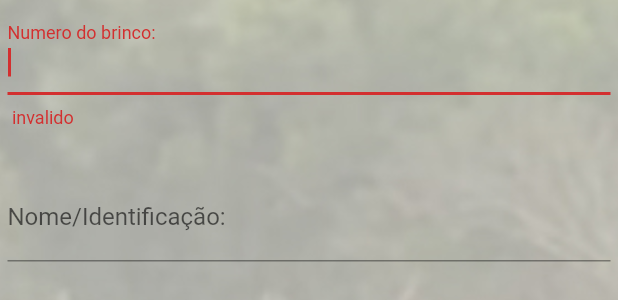
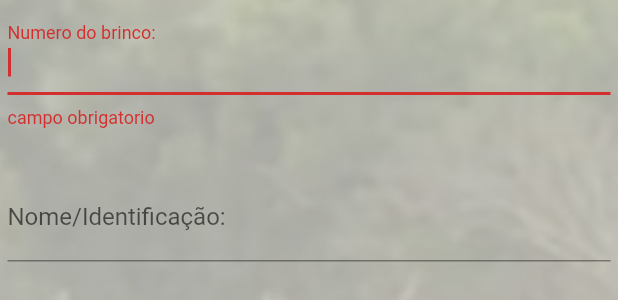
Before and after one commit to AparicioS/tcc, a Flutter app: the TelaCadastroAnimal widget shown alone on an empty page, opened directly, after a tap on "Salvar", on a phone screen of 412 x 824 dp. Shown: the part 175-475 px from the top of the screen. Run offline on Flutter 3.47's test engine with Material 2 defaults, Android fonts, the phone set to English and light mode, and no system bars; drawn by our look-alikes of datetime_picker_formfield; our stand-ins replace cloud_firestore, firebase_core; missing offline and left inert: lit_firebase_auth; accounts and stored records are empty.

Commit message:
corrigir dimencao login e erro tela rebanho

```diff
--- a/lib/main.dart
+++ b/lib/main.dart
@@ -8,6 +8,7 @@ void main() async {
   WidgetsFlutterBinding.ensureInitialized();
   await Firebase.initializeApp();
   runApp(MaterialApp(
+      debugShowCheckedModeBanner: false,
       home: LitAuthInit(
         authProviders: AuthProviders(emailAndPassword: true, google: true),
         child: MaterialApp(
--- a/lib/view/layout.dart
+++ b/lib/view/layout.dart
@@ -1,8 +1,11 @@
 import 'package:flutter/material.dart';
 
 class Cor {
+  static Color texto([double opacity = 1]) => Color.fromRGBO(0, 0, 0, opacity);
   static Color erro([double opacity = 1]) =>
       Color.fromRGBO(178, 34, 34, opacity);
+  static Color sucesso([double opacity = 1]) =>
+      Color.fromRGBO(0, 0, 255, opacity);
   static Color titulo([double opacity = 1]) =>
       Color.fromRGBO(36, 9, 205, opacity);
   static Color cabecario([double opacity = 1]) =>
@@ -13,6 +16,8 @@ class Cor {
       Color.fromRGBO(39, 174, 96, opacity);
   static Color botaoAzul([double opacity = 0.9]) =>
       Color.fromRGBO(17, 116, 255, opacity);
+  static Color textoAzul([double opacity = 1]) =>
+      Color.fromRGBO(0, 0, 250, opacity);
 }
 
 class ScaffoldLayout extends Scaffold {
--- a/lib/view/tela_cadastro_animal.dart
+++ b/lib/view/tela_cadastro_animal.dart
@@ -5,6 +5,7 @@ import 'package:diagnostico_bovino/util/data_util.dart';
 import 'package:diagnostico_bovino/view/layout.dart';
 import 'package:flutter/cupertino.dart';
 import 'package:flutter/material.dart';
+import 'package:flutter/services.dart';
 
 class TelaCadastroAnimal extends StatefulWidget {
   @override
@@ -67,10 +68,20 @@ class _TelaCadastroAnimalState extends State<TelaCadastroAnimal> {
               ),
             ),
             TextFormField(
+              inputFormatters: [
+                FilteringTextInputFormatter.deny(RegExp(r'\s')),
+                FilteringTextInputFormatter.digitsOnly
+              ],
+              // onChanged: (valor) {
+              //   print('brinco cadastrado' + valor);
+              // },
+              // onEditingComplete: () {
+              //   print('brinco cadastrado...');
+              // },
               onSaved: (valor) => animal.nBrinco = valor,
               validator: (valor) {
                 if (valor.isEmpty) {
-                  return ' invalido';
+                  return 'campo obrigatorio';
                 }
                 return null;
               },
@@ -80,6 +91,9 @@ class _TelaCadastroAnimalState extends State<TelaCadastroAnimal> {
             ),
             SizedBox(height: 30),
             TextFormField(
+              inputFormatters: [
+                FilteringTextInputFormatter.allow(RegExp('[a-zA-Z]')),
+              ],
               onSaved: (valor) => animal.name = valor,
               decoration: InputDecoration(labelText: "Nome/Identificação:"),
             ),
```
Also changed, not shown: lib/model/animal.dart (+8 -20 lines), lib/model/rebanho.dart (+9 -18 lines), lib/view/tela_cadastro_rebanho.dart (+8 -5 lines), lib/view/tela_login.dart (+13 -3 lines). Lines whose indentation alone changed are shown as unchanged.
